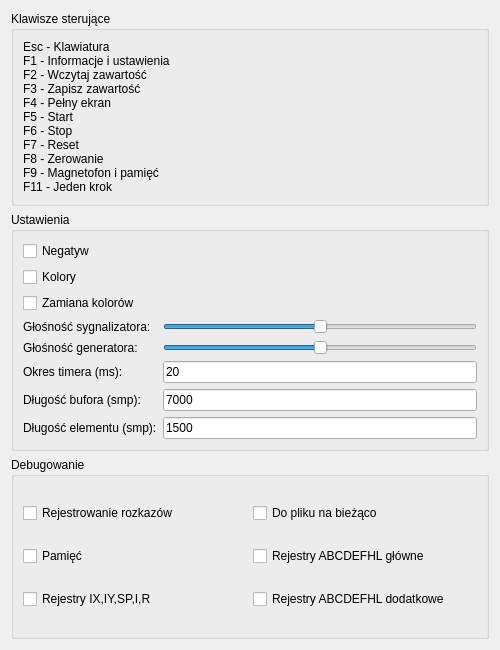
The window that helpsettings.ui (andrzejlisek/Cobra1) describes before a commit, drawn with Qt 5.
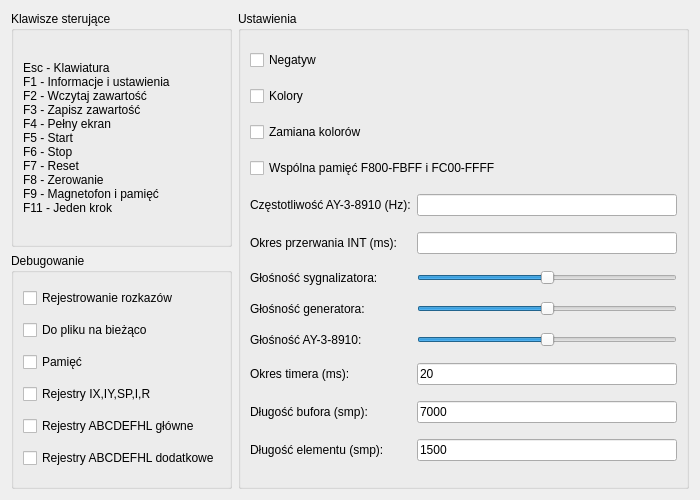
The same window after the commit.

What changed in the file:
```diff
--- a/helpsettings.ui
+++ b/helpsettings.ui
@@ -6,15 +6,15 @@
    <rect>
     <x>0</x>
     <y>0</y>
-    <width>500</width>
-    <height>650</height>
+    <width>700</width>
+    <height>500</height>
    </rect>
   </property>
   <property name="windowTitle">
    <string>Pomoc i ustawienia</string>
   </property>
-  <layout class="QVBoxLayout" name="verticalLayout">
-   <item>
+  <layout class="QGridLayout" name="gridLayout_4">
+   <item row="0" column="0">
     <widget class="QGroupBox" name="HelpInfoP">
      <property name="title">
       <string>Klawisze sterujące</string>
@@ -40,14 +40,14 @@
      </layout>
     </widget>
    </item>
-   <item>
+   <item row="0" column="1" rowspan="2">
     <widget class="QGroupBox" name="SettingsP">
      <property name="title">
       <string>Ustawienia</string>
      </property>
      <layout class="QGridLayout" name="gridLayout_2">
-      <item row="7" column="1">
-       <widget class="QSlider" name="VolumeSoundS">
+      <item row="11" column="1">
+       <widget class="QSlider" name="VolumeAYS">
         <property name="maximum">
          <number>250</number>
         </property>
@@ -59,126 +59,173 @@
         </property>
        </widget>
       </item>
-      <item row="9" column="0">
-       <widget class="QLabel" name="AudioBufferL">
+      <item row="16" column="1">
+       <widget class="QLineEdit" name="AudioElementT">
         <property name="text">
-         <string>Długość bufora (smp):</string>
+         <string>1500</string>
         </property>
        </widget>
       </item>
-      <item row="7" column="0">
-       <widget class="QLabel" name="VolumeSoundL">
-        <property name="text">
-         <string>Głośność generatora:</string>
-        </property>
-       </widget>
-      </item>
-      <item row="5" column="0">
+      <item row="5" column="0" colspan="2">
        <widget class="QCheckBox" name="ScreenSwap">
         <property name="text">
          <string>Zamiana kolorów</string>
         </property>
        </widget>
       </item>
-      <item row="3" column="0">
-       <widget class="QCheckBox" name="ScreenColors">
+      <item row="6" column="0" colspan="2">
+       <widget class="QCheckBox" name="ScreenMemCommon">
         <property name="text">
-         <string>Kolory</string>
+         <string>Wspólna pamięć F800-FBFF i FC00-FFFF</string>
         </property>
        </widget>
       </item>
-      <item row="10" column="0">
-       <widget class="QLabel" name="AudioElementL">
-        <property name="text">
-         <string>Długość elementu (smp):</string>
-        </property>
-       </widget>
-      </item>
-      <item row="8" column="1">
-       <widget class="QLineEdit" name="AudioTimerT">
-        <property name="text">
-         <string>20</string>
-        </property>
-       </widget>
-      </item>
-      <item row="8" column="0">
+      <item row="14" column="0">
        <widget class="QLabel" name="AudioTimerL">
         <property name="text">
          <string>Okres timera (ms):</string>
         </property>
        </widget>
       </item>
-      <item row="6" column="1">
-       <widget class="QSlider" name="VolumeBeepS">
-        <property name="maximum">
-         <number>250</number>
-        </property>
-        <property name="value">
-         <number>125</number>
-        </property>
-        <property name="orientation">
-         <enum>Qt::Horizontal</enum>
-        </property>
-       </widget>
-      </item>
-      <item row="9" column="1">
+      <item row="15" column="1">
        <widget class="QLineEdit" name="AudioBufferT">
         <property name="text">
          <string>7000</string>
         </property>
        </widget>
       </item>
+      <item row="9" column="1">
+       <widget class="QSlider" name="VolumeBeepS">
+        <property name="maximum">
+         <number>250</number>
+        </property>
+        <property name="value">
+         <number>125</number>
+        </property>
+        <property name="orientation">
+         <enum>Qt::Horizontal</enum>
+        </property>
+       </widget>
+      </item>
+      <item row="10" column="0">
+       <widget class="QLabel" name="VolumeSoundL">
+        <property name="text">
+         <string>Głośność generatora:</string>
+        </property>
+       </widget>
+      </item>
+      <item row="15" column="0">
+       <widget class="QLabel" name="AudioBufferL">
+        <property name="text">
+         <string>Długość bufora (smp):</string>
+        </property>
+       </widget>
+      </item>
       <item row="10" column="1">
-       <widget class="QLineEdit" name="AudioElementT">
-        <property name="text">
-         <string>1500</string>
+       <widget class="QSlider" name="VolumeSoundS">
+        <property name="maximum">
+         <number>250</number>
+        </property>
+        <property name="value">
+         <number>125</number>
+        </property>
+        <property name="orientation">
+         <enum>Qt::Horizontal</enum>
         </property>
        </widget>
       </item>
-      <item row="6" column="0">
+      <item row="9" column="0">
        <widget class="QLabel" name="VolumeBeepL">
         <property name="text">
          <string>Głośność sygnalizatora:</string>
         </property>
        </widget>
       </item>
-      <item row="2" column="0">
+      <item row="11" column="0">
+       <widget class="QLabel" name="VolumeAYL">
+        <property name="text">
+         <string>Głośność AY-3-8910:</string>
+        </property>
+       </widget>
+      </item>
+      <item row="7" column="0">
+       <widget class="QLabel" name="AudioAYFreqL">
+        <property name="text">
+         <string>Częstotliwość AY-3-8910 (Hz):</string>
+        </property>
+       </widget>
+      </item>
+      <item row="14" column="1">
+       <widget class="QLineEdit" name="AudioTimerT">
+        <property name="text">
+         <string>20</string>
+        </property>
+       </widget>
+      </item>
+      <item row="3" column="0" colspan="2">
+       <widget class="QCheckBox" name="ScreenColors">
+        <property name="text">
+         <string>Kolory</string>
+        </property>
+       </widget>
+      </item>
+      <item row="2" column="0" colspan="2">
        <widget class="QCheckBox" name="ScreenNegative">
         <property name="text">
          <string>Negatyw</string>
         </property>
        </widget>
       </item>
+      <item row="16" column="0">
+       <widget class="QLabel" name="AudioElementL">
+        <property name="text">
+         <string>Długość elementu (smp):</string>
+        </property>
+       </widget>
+      </item>
+      <item row="7" column="1">
+       <widget class="QLineEdit" name="AudioAYFreqT"/>
+      </item>
+      <item row="8" column="0">
+       <widget class="QLabel" name="InterruptPeriodL">
+        <property name="text">
+         <string>Okres przerwania INT (ms):</string>
+        </property>
+       </widget>
+      </item>
+      <item row="8" column="1">
+       <widget class="QLineEdit" name="InterruptPeriodT"/>
+      </item>
      </layout>
     </widget>
    </item>
-   <item>
+   <item row="1" column="0">
     <widget class="QGroupBox" name="DebugP">
      <property name="title">
       <string>Debugowanie</string>
      </property>
      <layout class="QGridLayout" name="gridLayout">
-      <item row="1" column="0">
+      <item row="4" column="0">
        <widget class="QCheckBox" name="DebugReg0">
         <property name="text">
          <string>Pamięć</string>
         </property>
        </widget>
       </item>
-      <item row="0" column="1">
+      <item row="5" column="0">
+       <widget class="QCheckBox" name="DebugReg3">
+        <property name="text">
+         <string>Rejestry IX,IY,SP,I,R</string>
+        </property>
+       </widget>
+      </item>
+      <item row="1" column="0">
        <widget class="QCheckBox" name="DebugSaveFile">
         <property name="text">
          <string>Do pliku na bieżąco</string>
         </property>
        </widget>
       </item>
-      <item row="1" column="1">
-       <widget class="QCheckBox" name="DebugReg1">
-        <property name="text">
-         <string>Rejestry ABCDEFHL główne</string>
-        </property>
-       </widget>
-      </item>
       <item row="0" column="0">
        <widget class="QCheckBox" name="DebugTrace">
         <property name="text">
@@ -186,14 +233,14 @@
         </property>
        </widget>
       </item>
-      <item row="2" column="0">
-       <widget class="QCheckBox" name="DebugReg3">
+      <item row="6" column="0">
+       <widget class="QCheckBox" name="DebugReg1">
         <property name="text">
-         <string>Rejestry IX,IY,SP,I,R</string>
+         <string>Rejestry ABCDEFHL główne</string>
         </property>
        </widget>
       </item>
-      <item row="2" column="1">
+      <item row="7" column="0">
        <widget class="QCheckBox" name="DebugReg2">
         <property name="text">
          <string>Rejestry ABCDEFHL dodatkowe</string>
```
Left out of the diff: 4 changed lines with no effect on the pictures.
